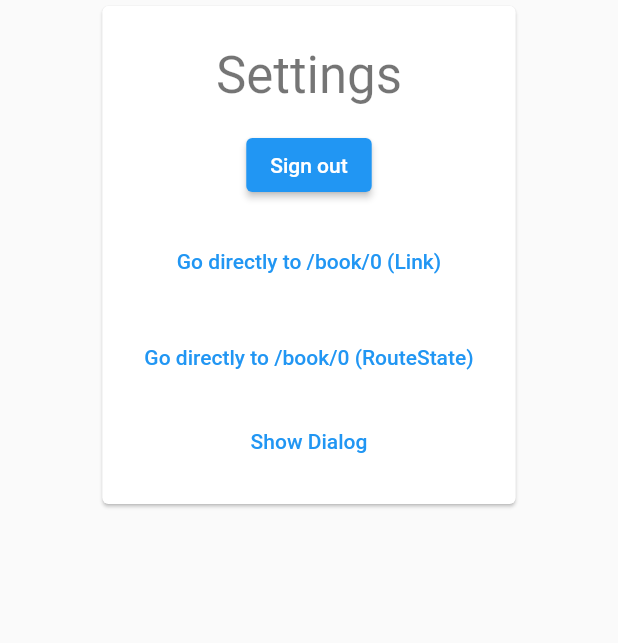
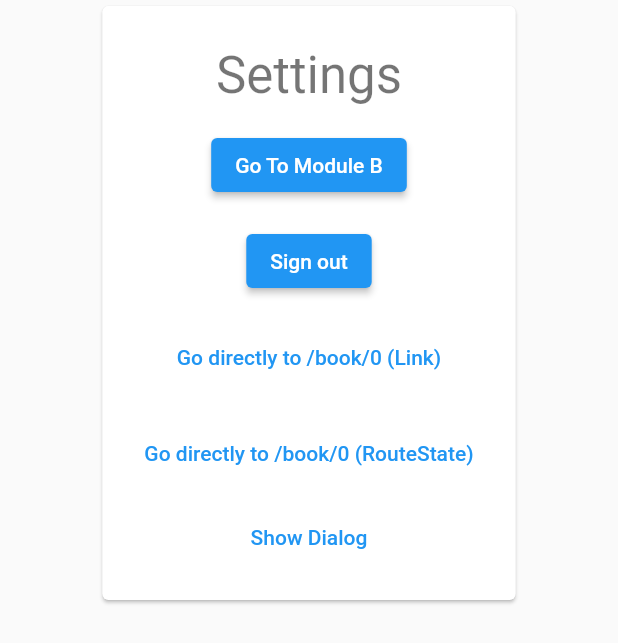
Before and after one commit to AlvinaC/flutter_module_a, a Flutter app: the SettingsScreen screen opened directly, after a tap on "Sign out", on a phone screen of 412 x 824 dp. Shown: the top 643 px of the screen. Run offline on Flutter 3.47's test engine with Material 2 defaults, Android fonts, the phone set to English and light mode, and no system bars; our stand-ins replace url_launcher_web, url_strategy; missing offline and left inert: adaptive_navigation, flutter_module_b, path_to_regexp.

Commit message:
committing module a with submodule b

```diff
--- a/lib/src/app.dart
+++ b/lib/src/app.dart
@@ -62,6 +62,7 @@ class _BookstoreState extends State<Bookstore> {
         '/books/popular',
         '/book/:bookId',
         '/author/:authorId',
+        '/moduleb',
       ],
       guard: guard,
       initialRoute: '/signin',
--- a/lib/src/screens/navigator.dart
+++ b/lib/src/screens/navigator.dart
@@ -4,6 +4,7 @@
 
 import 'package:collection/collection.dart';
 import 'package:flutter/material.dart';
+import 'package:flutter_module_b/main.dart';
 
 import '../auth.dart';
 import '../data.dart';
@@ -34,6 +35,7 @@ class _BookstoreNavigatorState extends State<BookstoreNavigator> {
   final scaffoldKey = const ValueKey<String>('App scaffold');
   final bookDetailsKey = const ValueKey<String>('Book details screen');
   final authorDetailsKey = const ValueKey<String>('Author details screen');
+  final modulebKey = const ValueKey<String>('Module B screen');
 
   @override
   Widget build(BuildContext context) {
@@ -86,6 +88,11 @@ class _BookstoreNavigatorState extends State<BookstoreNavigator> {
               },
             ),
           )
+        else if (routeState.route.pathTemplate == '/moduleb')
+          MaterialPage<void>(
+            key: modulebKey,
+            child: MyApp(),
+          )
         else ...[
           // Display the app
           FadeTransitionPage<void>(
@@ -107,7 +114,7 @@ class _BookstoreNavigatorState extends State<BookstoreNavigator> {
               child: AuthorDetailsScreen(
                 author: selectedAuthor,
               ),
-            ),
+            )
         ],
       ],
     );
--- a/lib/src/screens/settings.dart
+++ b/lib/src/screens/settings.dart
@@ -55,6 +55,12 @@ class SettingsContent extends StatelessWidget {
           ),
           ElevatedButton(
             onPressed: () {
+              RouteStateScope.of(context)!.go('/moduleb');
+            },
+            child: const Text('Go To Module B'),
+          ),
+          ElevatedButton(
+            onPressed: () {
               BookstoreAuthScope.of(context)!.signOut();
             },
             child: const Text('Sign out'),
--- a/pubspec.yaml
+++ b/pubspec.yaml
@@ -15,6 +15,8 @@ dependencies:
   quiver: ^3.0.0
   url_launcher: ^6.0.0
   url_strategy: ^0.2.0
+  flutter_module_b:
+        path: ./flutter_module_b
 
 dev_dependencies:
   flutter_test:
```
Also changed, not shown: lib/generated_plugin_registrant.dart (added, +16 -0 lines), pubspec.lock, 2 other files.
